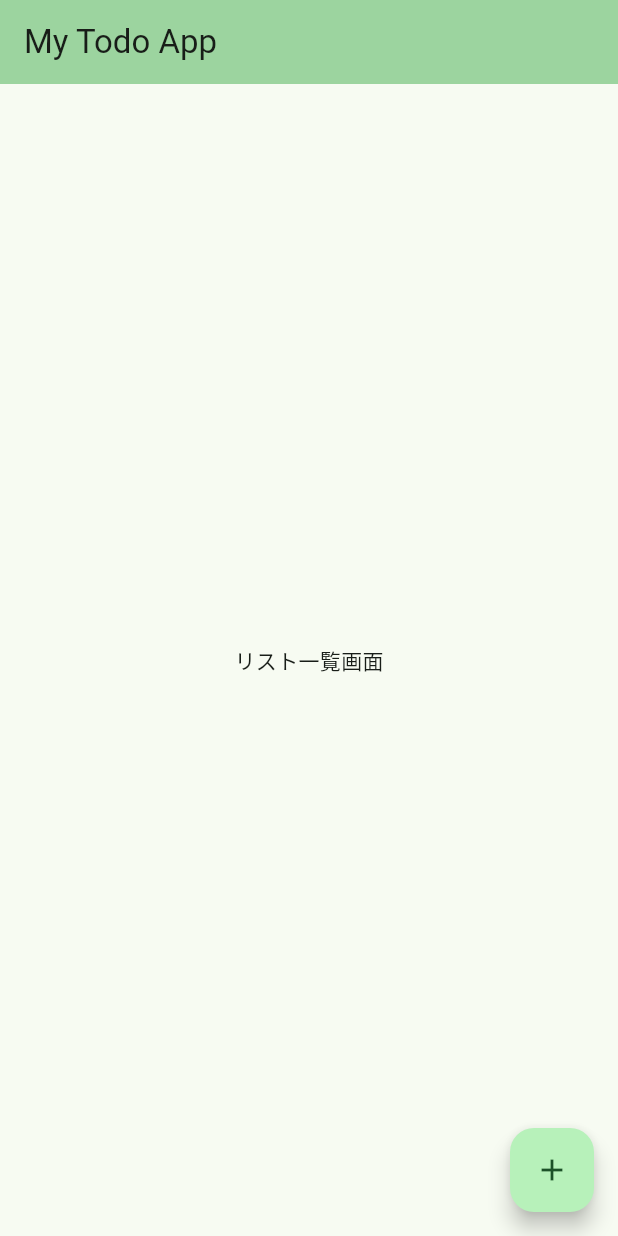
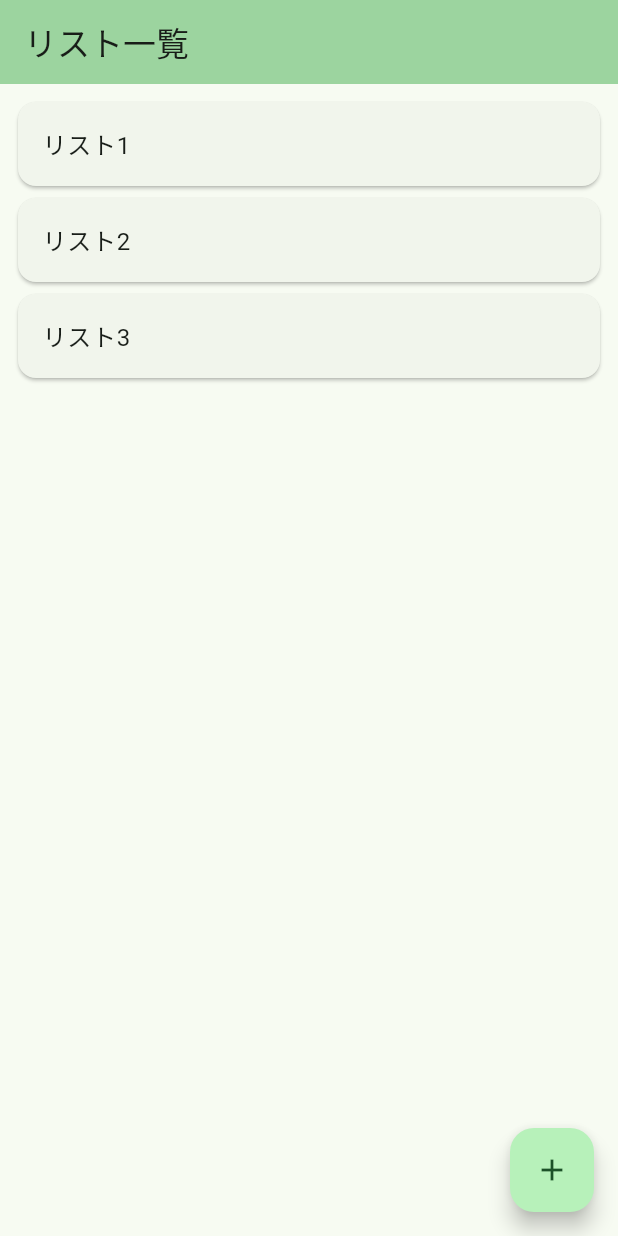
Before and after one commit to rikutota/practice2_flutter, a Flutter app: the screen it shows after launch, on a phone screen of 412 x 824 dp. Run offline on Flutter 3.47's test engine with Material 3 defaults, Android fonts, the light colour scheme and no system bars.

Commit message:
feat : ホームページのタイトルを固定し、リスト表示を追加

```diff
--- a/lib/pages/home_page.dart
+++ b/lib/pages/home_page.dart
@@ -16,10 +16,29 @@ class _MyHomePageState extends State<MyHomePage> {
     return Scaffold(
       appBar: AppBar(
         backgroundColor: Theme.of(context).colorScheme.inversePrimary,
-        title: Text(widget.title),
+        title: Text("リスト一覧"),
       ),
-      body: Center(
-        child: Text("リスト一覧画面")
+      body: Padding(
+        padding: const EdgeInsets.all(8.0),
+        child: ListView(
+          children: const [
+            Card(
+              child: ListTile(
+                title: Text("リスト1"),
+              ),
+            ),
+            Card(
+              child: ListTile(
+                title: Text("リスト2"),
+              ),
+            ),
+            Card(
+              child: ListTile(
+                title: Text("リスト3"),
+              ),
+            ),
+          ],
+          ),
       ),
       floatingActionButton: FloatingActionButton(
         onPressed: () {
```
